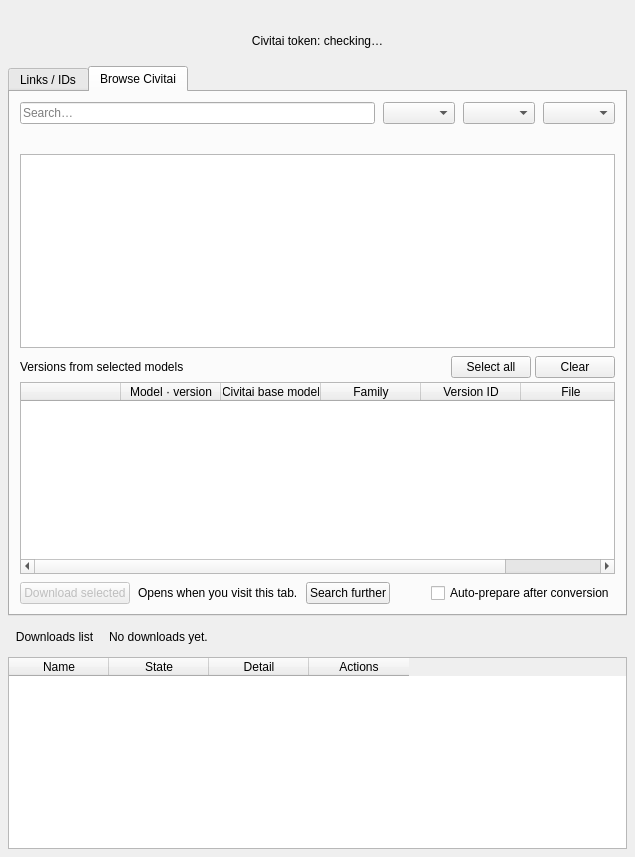
Old version of the form src/dtflow/ui/forms/downloads_page.ui in the repository djebaz/dtflow.
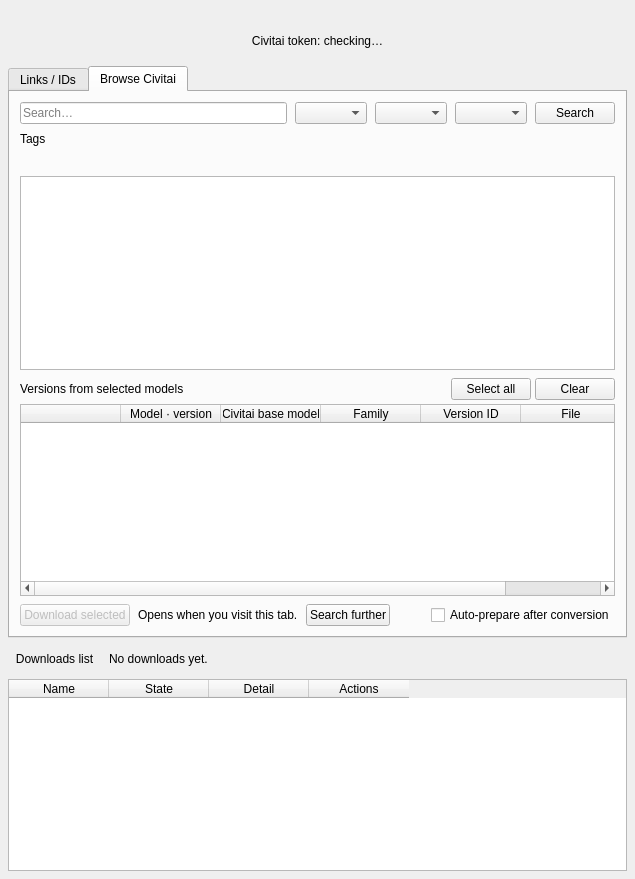
New version of the form.

Commit message: Add Browse tag-chip row and explicit Search control to Qt form (#479)

```diff
--- a/src/dtflow/ui/forms/downloads_page.ui
+++ b/src/dtflow/ui/forms/downloads_page.ui
@@ -116,7 +116,26 @@
         <property name="accessibleName"><string>Filter Civitai LoRAs by period</string></property>
         <property name="toolTip"><string>The period the sort order counts.</string></property>
        </widget></item>
+       <item><widget class="QPushButton" name="gallerySearchButton">
+        <property name="text"><string>Search</string></property>
+        <property name="role" stdset="0"><string>primary</string></property>
+        <property name="toolTip"><string>Search Civitai by keywords, selected tags, or both.</string></property>
+       </widget></item>
       </layout></item>
+      <item><widget class="QWidget" name="galleryTagsRow">
+       <layout class="QHBoxLayout" name="galleryTagsLayout">
+        <property name="spacing"><number>8</number></property>
+        <property name="leftMargin"><number>0</number></property>
+        <property name="topMargin"><number>0</number></property>
+        <property name="rightMargin"><number>0</number></property>
+        <property name="bottomMargin"><number>0</number></property>
+        <item><widget class="QLabel" name="galleryTagsLabel">
+         <property name="text"><string>Tags</string></property>
+         <property name="toolTip"><string>Selected tags match any tag, and narrow keyword results when both are set.</string></property>
+        </widget></item>
+        <item><widget class="QWidget" name="galleryTagChipsSlot"/></item>
+       </layout>
+      </widget></item>
       <item><widget class="QLabel" name="galleryNote">
        <property name="wordWrap"><bool>true</bool></property>
       </widget></item>
```
